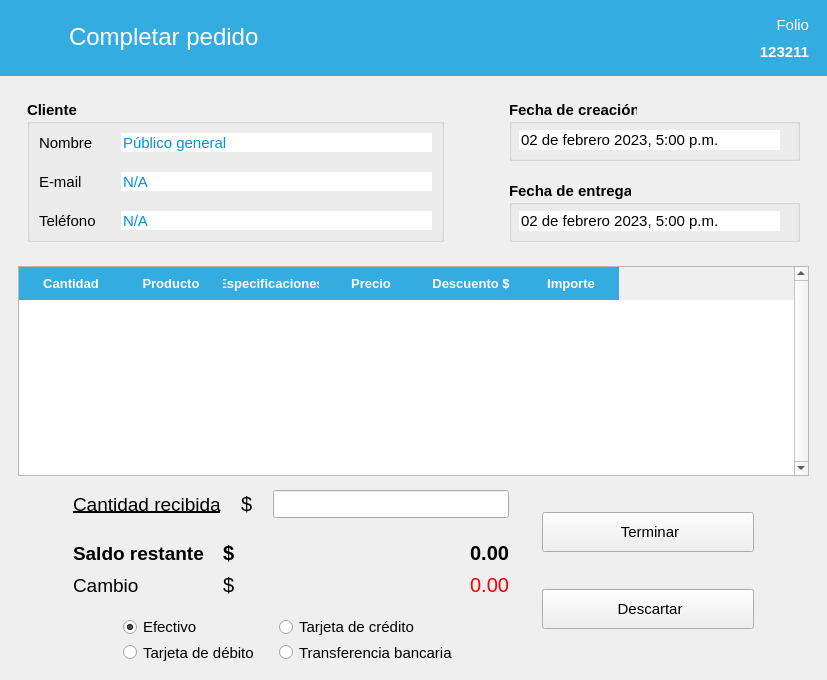
ivanperez-7/printpos, file ui/Ui_TerminarVenta.ui: the form before one commit.
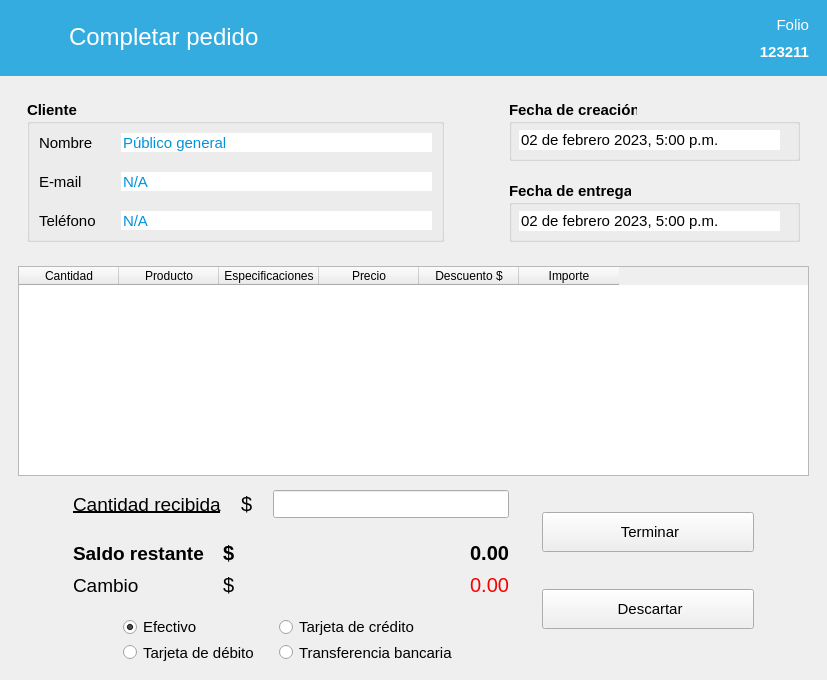
The form after the commit. Icons and pictures are not drawn. Custom widgets are drawn as their Qt base class.

What changed in the file:
```diff
--- a/ui/Ui_TerminarVenta.ui
+++ b/ui/Ui_TerminarVenta.ui
@@ -542,49 +542,9 @@
            <height>210</height>
           </size>
          </property>
-         <property name="font">
-          <font>
-           <family>Segoe UI</family>
-           <pointsize>10</pointsize>
-          </font>
-         </property>
-         <property name="styleSheet">
-          <string notr="true">QHeaderView::section {
-	font: bold 10pt;
-	color: rgb(255, 255, 255);
-	background-color: rgb(52, 172, 224);
-    border: 0px;
-
-	padding-left: 4px;
-	padding-top: 7px;
-	padding-bottom: 7px;
-}
-
-QTableWidget {
-	alternate-background-color: rgb(240, 240, 240);
-}</string>
-         </property>
-         <property name="verticalScrollBarPolicy">
-          <enum>Qt::ScrollBarAlwaysOn</enum>
-         </property>
-         <property name="editTriggers">
-          <set>QAbstractItemView::NoEditTriggers</set>
-         </property>
-         <property name="alternatingRowColors">
-          <bool>true</bool>
-         </property>
-         <property name="selectionMode">
-          <enum>QAbstractItemView::NoSelection</enum>
-         </property>
-         <property name="showGrid">
-          <bool>false</bool>
-         </property>
          <attribute name="horizontalHeaderMinimumSectionSize">
           <number>80</number>
          </attribute>
-         <attribute name="verticalHeaderVisible">
-          <bool>false</bool>
-         </attribute>
          <column>
           <property name="text">
            <string>Cantidad</string>
@@ -1063,6 +1023,11 @@
   </widget>
  </widget>
  <customwidgets>
+  <customwidget>
+   <class>TablaDatos</class>
+   <extends>QTableWidget</extends>
+   <header>utils.mywidgets.h</header>
+  </customwidget>
   <customwidget>
    <class>NumberEdit</class>
    <extends>QLineEdit</extends>
```
Left out of the diff: 2 changed lines with no effect on the pictures.
